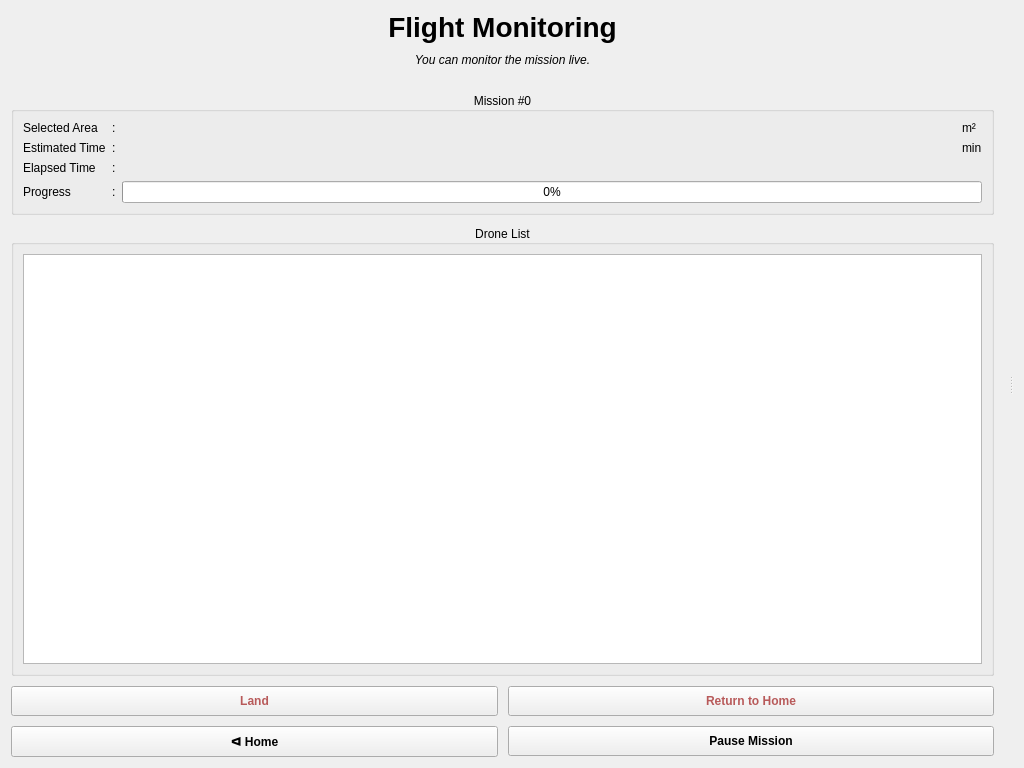
Before: the Qt Designer form UI/Midflight/mid_design.ui in cmpe-DroneLab/GeoFly3D, drawn with Qt 5.
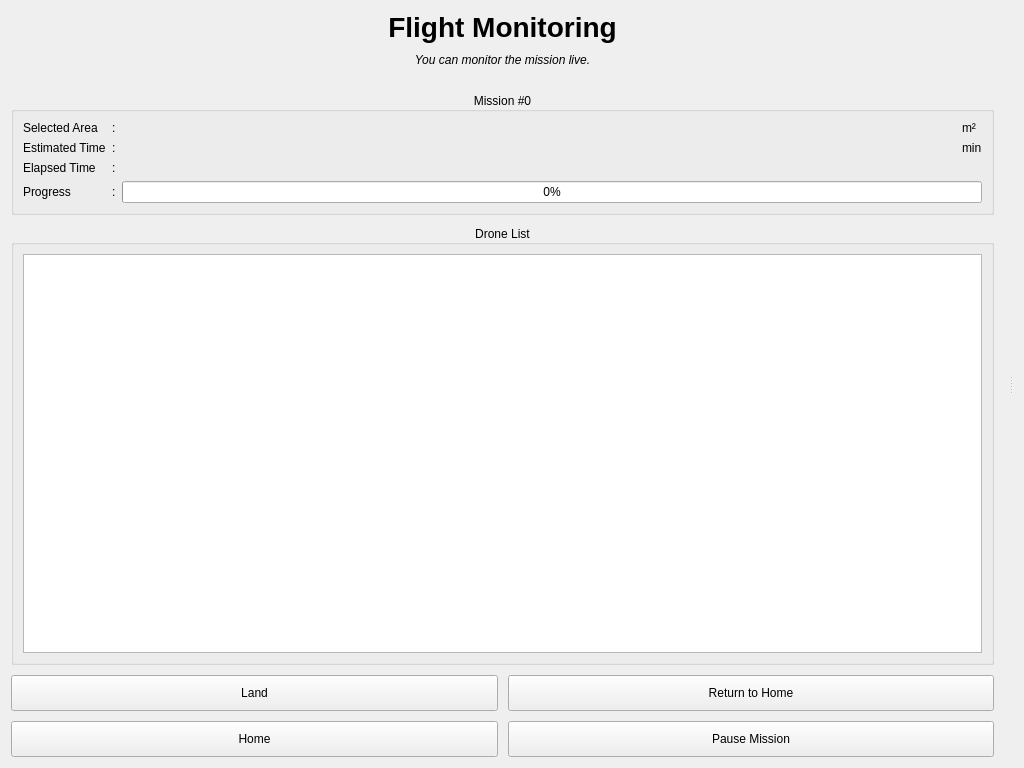
After: the same form once the commit is applied. Icons and pictures are not drawn.

Commit message: Added icons to the buttons

Diff of the .ui file:
```diff
--- a/UI/Midflight/mid_design.ui
+++ b/UI/Midflight/mid_design.ui
@@ -14,9 +14,7 @@
    <string>Form</string>
   </property>
   <property name="styleSheet">
-   <string notr="true">QPushButton { padding: 7px 10px; font-weight: 500; }
-#btn_return_to_home { color: #b85a5a; }
-#btn_land { color: #b85a5a; }</string>
+   <string notr="true">QPushButton { padding:10px;}</string>
   </property>
   <layout class="QHBoxLayout" name="horizontalLayout">
    <item>
@@ -221,7 +219,11 @@
          <item row="1" column="0">
           <widget class="QPushButton" name="btn_main">
            <property name="text">
-            <string>ᐊ Home</string>
+            <string>Home</string>
+           </property>
+           <property name="icon">
+            <iconset>
+             <normaloff>../Images/home.png</normaloff>../Images/home.png</iconset>
            </property>
           </widget>
          </item>
```
Left out of the diff: 12 changed lines with no effect on the pictures. The commit also changes 28 other files.
